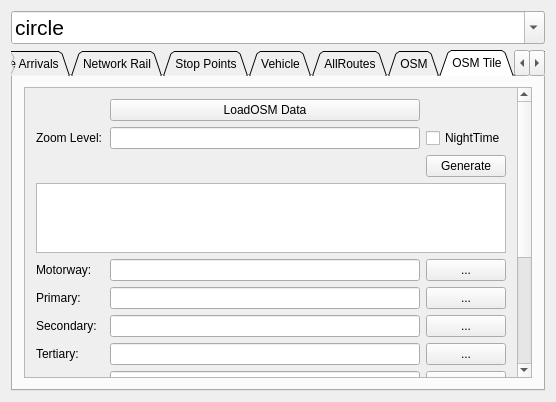
This is Widget.ui in Enthusiastic-Coder/tflTest as Qt 5 draws it before an edit. The edited form follows.
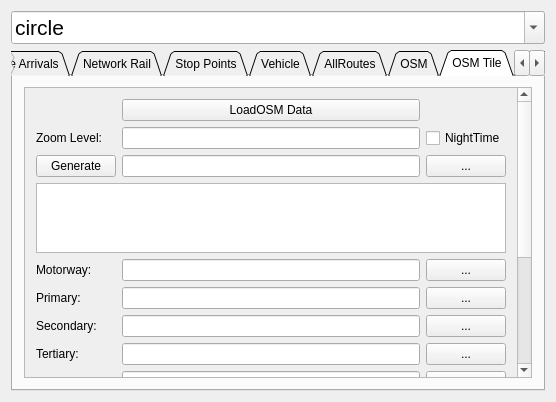
This is the edited form.

Commit message: OSM Tile Generator (wip)

Patch:
```diff
--- a/Widget.ui
+++ b/Widget.ui
@@ -910,13 +910,6 @@
              </property>
             </widget>
            </item>
-           <item row="4" column="3">
-            <widget class="QPushButton" name="pushButtonGenerateOSMTile">
-             <property name="text">
-              <string>Generate</string>
-             </property>
-            </widget>
-           </item>
            <item row="3" column="3">
             <widget class="QCheckBox" name="checkBox">
              <property name="text">
@@ -924,6 +917,26 @@
              </property>
             </widget>
            </item>
+           <item row="4" column="2">
+            <widget class="QLineEdit" name="lineEditOSMOutputPath"/>
+           </item>
+           <item row="4" column="1">
+            <widget class="QPushButton" name="pushButtonGenerateOSMTile">
+             <property name="text">
+              <string>Generate</string>
+             </property>
+            </widget>
+           </item>
+           <item row="4" column="3">
+            <widget class="QPushButton" name="pushButtonOSMOutputPath">
+             <property name="text">
+              <string>...</string>
+             </property>
+             <property name="flat">
+              <bool>false</bool>
+             </property>
+            </widget>
+           </item>
           </layout>
          </widget>
         </widget>
```
The commit also changes 2 other files.
